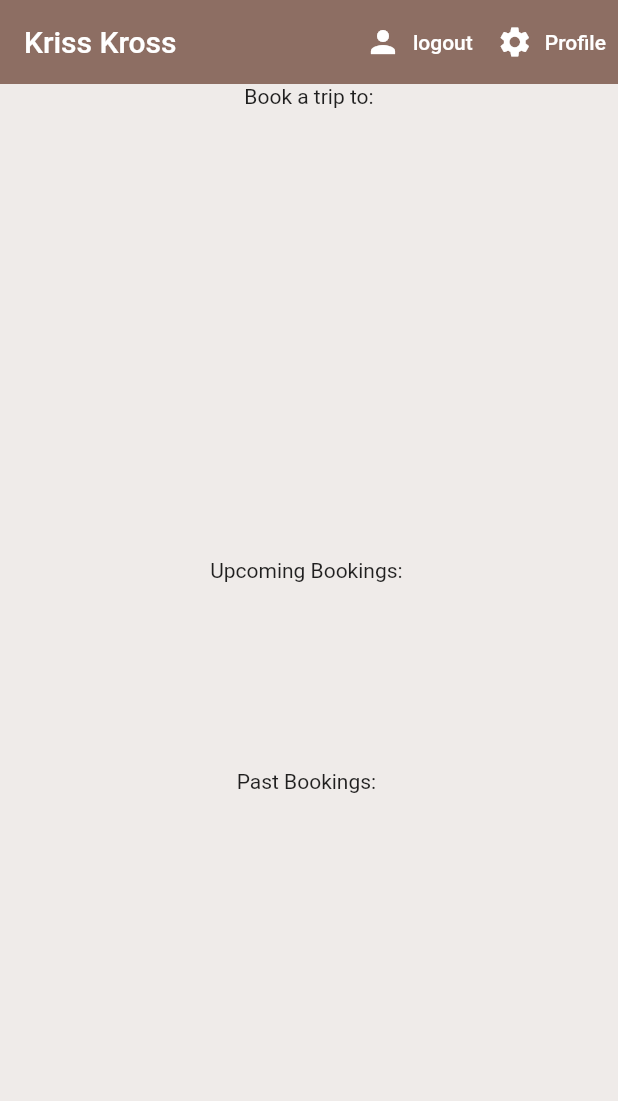
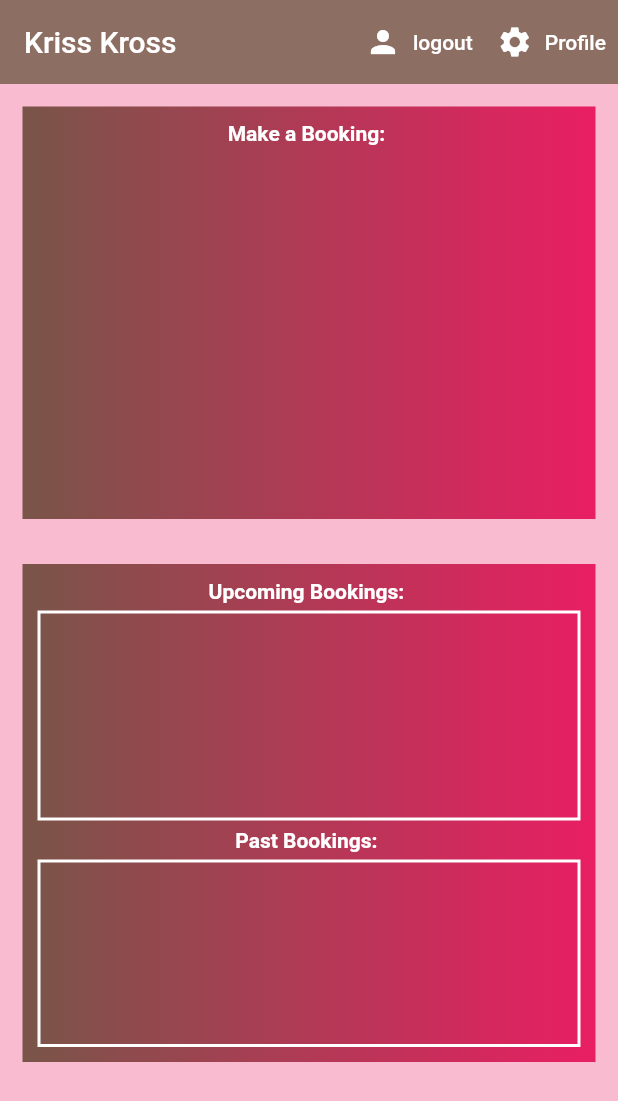
Before and after one commit to evanrex/kriss_kross_vs, a Flutter app: the screen it shows once a user with an empty profile is signed in, on a phone screen of 412 x 824 dp. Shown: the top 1101 px of the screen. Run offline on Flutter 3.47's test engine with Material 2 defaults, Android fonts, the phone set to English and light mode, and no system bars; our stand-ins replace cloud_firestore, firebase_auth, flutter_spinkit; accounts and stored records are empty.

Commit message:
Design Improvements

```diff
--- a/lib/screens/home/booking.dart
+++ b/lib/screens/home/booking.dart
@@ -166,16 +166,18 @@ class _BookingState extends State<Booking> {
 
                           Text(
                             pickupTime(widget.location.travelTimes,
-                                _desiredPickUp, _desiredETA),
+                                    _desiredPickUp, _desiredETA) +
+                                '\n\n' +
+                                chosenDate,
                             style:
                                 TextStyle(color: Colors.white, fontSize: 15.0),
                           ),
-                          SizedBox(height: 12.0),
-                          Text(
-                            chosenDate,
-                            style:
-                                TextStyle(color: Colors.white, fontSize: 16.0),
-                          ),
+                          // SizedBox(height: 12.0),
+                          // Text(
+                          //   chosenDate,
+                          //   style:
+                          //       TextStyle(color: Colors.white, fontSize: 16.0),
+                          // ),
                           SizedBox(height: 20.0),
 
                           Row(
--- a/lib/screens/home/bookings_list.dart
+++ b/lib/screens/home/bookings_list.dart
@@ -57,13 +57,34 @@ class _BookingsListState extends State<BookingsList> {
         builder: (context, snapshot) {
           if (snapshot.hasData) {
             List<Booking> bookings = snapshot.data;
-            return Column(
+            return Container(
+              margin: const EdgeInsets.all(15.0),
+              padding: const EdgeInsets.all(10.0),
+              decoration: BoxDecoration(
+                color: Colors.brown[300],
+                gradient: new LinearGradient(
+                  colors: [Colors.brown, Colors.pink],
+                ),
+                //border: Border.all(color: Colors.brown[400], width: 5),
+                //boxShadow: [10.0],
+              ),
+              child: Column(
                 children: [
-                Text('Upcoming Bookings: '),
+                  Text('Upcoming Bookings: ',
+                      style: TextStyle(
+                        color: Colors.white,
+                        fontWeight: FontWeight.bold,
+                      )),
+                  SizedBox(
+                    height: 5.0,
+                  ),
                   SingleChildScrollView(
                     // <-- wrap this around
-                  child: SizedBox(
-                    height: 125.0,
+                    child: Container(
+                      decoration: BoxDecoration(
+                        border: Border.all(width: 2, color: Colors.white),
+                      ),
+                      height: 140.0,
                       child: ListView.builder(
                         itemCount: bookings.length,
                         itemBuilder: (context, index) {
@@ -76,10 +97,27 @@ class _BookingsListState extends State<BookingsList> {
                       ),
                     ),
                   ),
-                Text('Past Bookings: '),
-                SingleChildScrollView(
+                  SizedBox(
+                    height: 5.0,
+                  ),
+                  Text(
+                    'Past Bookings: ',
+                    style: TextStyle(
+                      color: Colors.white,
+                      fontWeight: FontWeight.bold,
+                    ),
+                  ),
+                  SizedBox(
+                    height: 5.0,
+                  ),
+                  Scrollbar(
+                    thickness: 5.0,
+                    child: SingleChildScrollView(
                       // <-- wrap this around
-                  child: SizedBox(
+                      child: Container(
+                        decoration: BoxDecoration(
+                          border: Border.all(width: 2, color: Colors.white),
+                        ),
                         height: 125.0,
                         child: ListView.builder(
                           itemCount: bookings.length,
@@ -93,7 +131,9 @@ class _BookingsListState extends State<BookingsList> {
                         ),
                       ),
                     ),
+                  ),
                 ],
+              ),
             );
           } else {
             return Loading();
--- a/lib/screens/home/home.dart
+++ b/lib/screens/home/home.dart
@@ -32,7 +32,7 @@ class Home extends StatelessWidget {
               value: DatabaseService().bookings),
         ],
         child: Scaffold(
-          backgroundColor: Colors.brown[50],
+          backgroundColor: Colors.pink[100],
           appBar: AppBar(
             title: Text('Kriss Kross'),
             backgroundColor: Colors.brown[400],
@@ -60,14 +60,7 @@ class Home extends StatelessWidget {
           ),
           body: Column(
             children: [
-              Text("Book a trip to:"),
-              SingleChildScrollView(
-                // <-- wrap this around
-                child: SizedBox(
-                  height: 300.0,
-                  child: LocationList(),
-                ),
-              ),
+              LocationList(),
               BookingsList(),
             ],
           ),
--- a/lib/screens/home/location_list.dart
+++ b/lib/screens/home/location_list.dart
@@ -13,11 +13,41 @@ class _LocationListState extends State<LocationList> {
   Widget build(BuildContext context) {
     final locations = Provider.of<List<Location>>(context) ?? [];
 
-    return ListView.builder(
-      itemCount: locations.length,
-      itemBuilder: (conext, index) {
-        return LocationTile(location: locations[index]);
-      },
+    return Container(
+      height: 275,
+      margin: const EdgeInsets.all(15.0),
+      padding: const EdgeInsets.all(10.0),
+      decoration: BoxDecoration(
+        color: Colors.brown[300],
+        gradient: new LinearGradient(
+          colors: [Colors.brown, Colors.pink],
+        ),
+        //border: Border.all(color: Colors.brown[400], width: 5),
+        //boxShadow: [10.0],
+      ),
+      child: Column(
+        children: [
+          Text('Make a Booking: ',
+              style: TextStyle(
+                color: Colors.white,
+                fontWeight: FontWeight.bold,
+              )),
+          SingleChildScrollView(
+            child: Container(
+              decoration: BoxDecoration(
+                  //border: Border.all(width: 2, color: Colors.white),
+                  ),
+              height: 235.0,
+              child: ListView.builder(
+                itemCount: locations.length,
+                itemBuilder: (conext, index) {
+                  return LocationTile(location: locations[index]);
+                },
+              ),
+            ),
+          ),
+        ],
+      ),
     );
   }
 }
```
Lines whose indentation alone changed are shown as unchanged.
